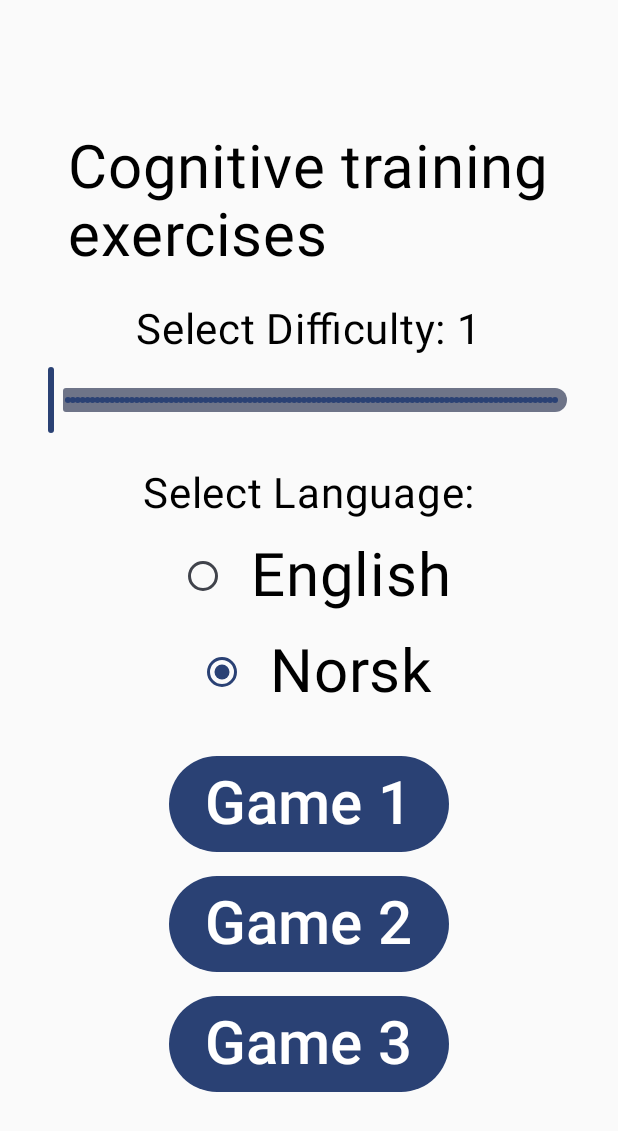
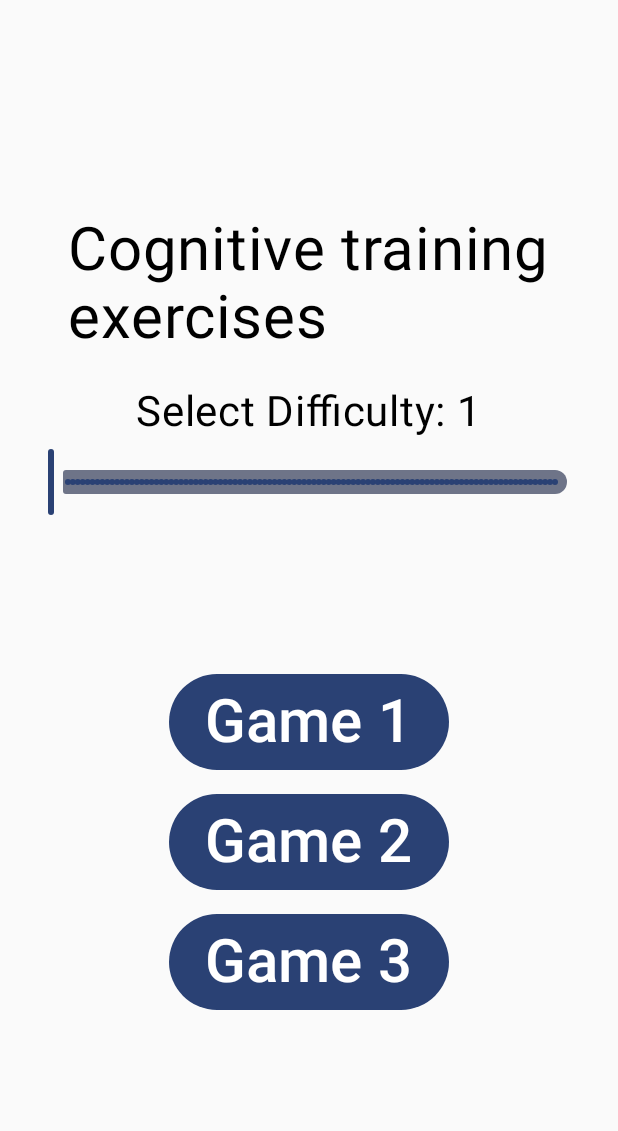
Before and after one commit to GamerForFunn/First_Test_Bachelor, an Android app built with Jetpack Compose: the home_screen screen opened through its navigation route, on a phone screen of 412 x 824 dp. Shown: the top 1131 px of the screen. Run offline under Robolectric (Android 15) with nearby library versions, the phone set to English and light mode, and no system bars; our stand-ins replace livedata-compose.

Commit message:
I removed the language selection

```diff
--- a/app/src/main/java/com/example/cognitiveexercisesapp/ui/navigation/HomeScreen.kt
+++ b/app/src/main/java/com/example/cognitiveexercisesapp/ui/navigation/HomeScreen.kt
@@ -26,13 +26,13 @@ fun HomeScreen(navController: NavController) {
 
         Spacer(modifier = Modifier.height(16.dp))
 
-        // **Difficulty Slider**
+        // Difficulty Slider
         Text(text = "Select Difficulty: ${difficulty.toInt()}", fontSize = AppTheme.h2)
         Slider(
             value = difficulty,
             onValueChange = { newValue ->
                 difficulty = newValue
-                GameInstructions.difficulty = newValue // ✅ Save globally
+                GameInstructions.difficulty = newValue
             },
             valueRange = 1f..100f,
             steps = 99, // 1 - 100
@@ -41,7 +41,9 @@ fun HomeScreen(navController: NavController) {
 
         Spacer(modifier = Modifier.height(16.dp))
 
+
         // **Language Selection**
+        if (false) {
             Text(text = "Select Language:", fontSize = AppTheme.h2)
 
             Row(
@@ -70,9 +72,13 @@ fun HomeScreen(navController: NavController) {
                     }
                 )
                 Text(text = "Norsk", fontSize = AppTheme.buttonTextSize, modifier = Modifier.padding(start = 8.dp))
+                Spacer(modifier = Modifier.height(16.dp))
             }
 
-        Spacer(modifier = Modifier.height(16.dp))
+        } else {
+            Spacer(modifier = Modifier.height(80.dp))
+        }
+
 
         Button(onClick = { navController.navigate(Routes.game1ScreenInstructions) }, modifier = Modifier.padding(8.dp)) {
             Text(text = "Game 1", fontSize = AppTheme.buttonTextSize)
```
Lines whose indentation alone changed are shown as unchanged.
